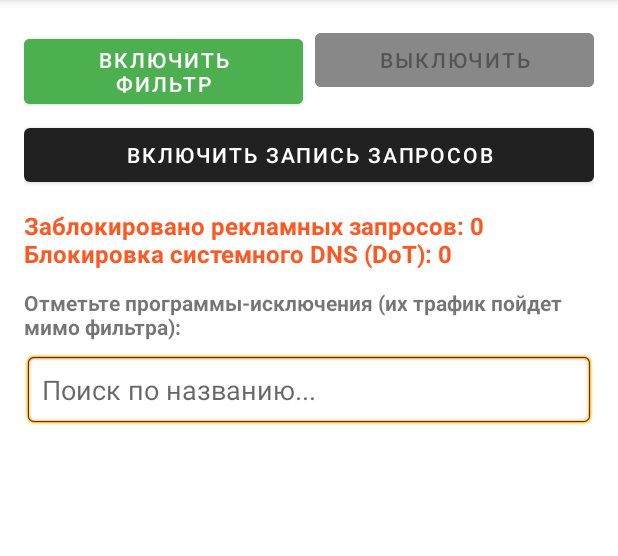
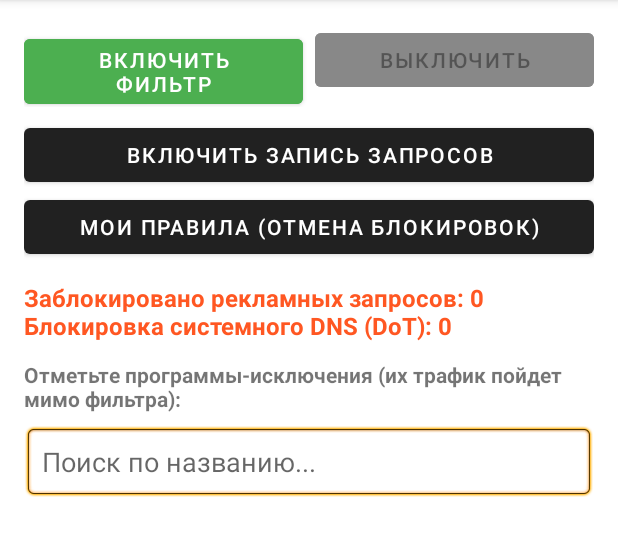
Before and after one commit to ovmaliuk83/MyDnsFilte, an Android app: the screen it shows after launch (MainActivity), on a phone screen of 412 x 824 dp, the part 84-640 px from its top. Run offline under Robolectric (Android 15) with nearby library versions, the phone set to English and light mode, and no system bars; libraries missing offline, so code that uses them is left out: org.xbill; pictures from the network do not load.

Commit message:
Update activity_main.xml

```diff
--- a/app/src/main/res/layout/activity_main.xml
+++ b/app/src/main/res/layout/activity_main.xml
@@ -31,12 +31,19 @@
     </LinearLayout>
 
     <Button
-            android:id="@+id/btnQueries"
-            android:layout_width="match_parent"
-            android:layout_height="wrap_content"
-            android:layout_marginTop="8dp"
-            android:text="Включить запись запросов" />
-    <!-- Счетчик заблокированных DoT запросов -->
+        android:id="@+id/btnQueries"
+        android:layout_width="match_parent"
+        android:layout_height="wrap_content"
+        android:layout_marginTop="8dp"
+        android:text="Включить запись запросов" />
+
+    <Button
+        android:id="@+id/btnRules"
+        android:layout_width="match_parent"
+        android:layout_height="wrap_content"
+        android:text="Мои правила (отмена блокировок)" />
+
+    <!-- Счётчики -->
     <TextView
         android:id="@+id/tvStats"
         android:layout_width="match_parent"
@@ -72,6 +79,7 @@
     <androidx.recyclerview.widget.RecyclerView
         android:id="@+id/recyclerApps"
         android:layout_width="match_parent"
-        android:layout_height="match_parent" />
+        android:layout_height="0dp"
+        android:layout_weight="1" />
 
 </LinearLayout>
```
